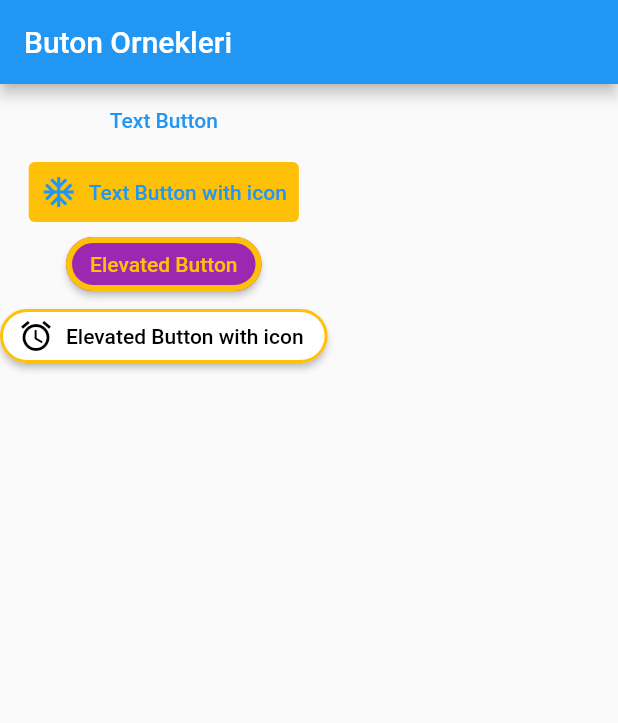
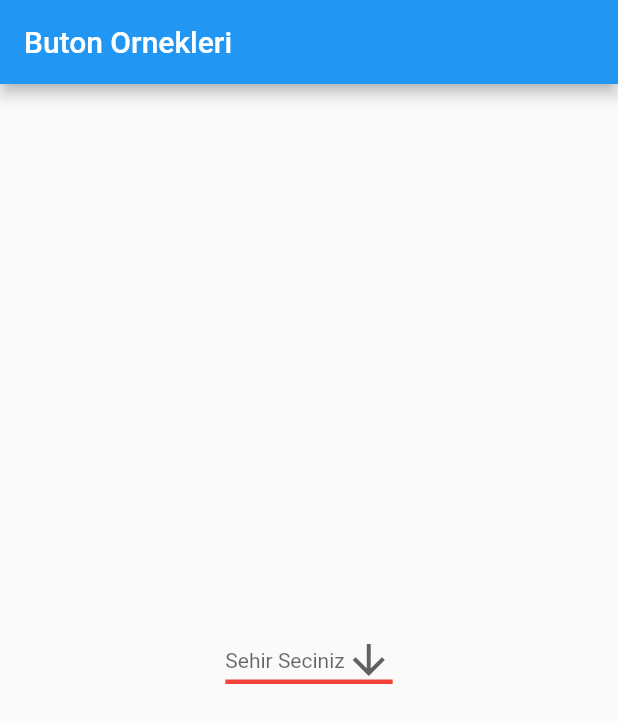
Before and after one commit to tahaturan/flutter_basis_widget, a Flutter app: the screen it shows after launch, on a phone screen of 412 x 824 dp. Shown: the top 723 px of the screen. Run offline on Flutter 3.47's test engine with Material 2 defaults, Android fonts, the light colour scheme and no system bars.

Commit message:
Dropdown Button Kullanimi

```diff
--- a/lib/main.dart
+++ b/lib/main.dart
@@ -1,5 +1,5 @@
 import 'package:flutter/material.dart';
-import 'package:flutter_temel_widget/view/basic_buttons.dart';
+import 'package:flutter_temel_widget/view/drop_down_button.dart';
 
 void main() => runApp(const MyApp());
 
@@ -28,7 +28,7 @@ class _MyAppState extends State<MyApp> {
         appBar: AppBar(
           title: const Text("Buton Ornekleri"),
         ),
-        body: BasicButtons(),
+        body: const DropDownButtonKullanimi(),
       ),
     );
   }
--- /dev/null
+++ b/lib/view/drop_down_button.dart
@@ -0,0 +1,53 @@
+import 'package:flutter/material.dart';
+
+class DropDownButtonKullanimi extends StatefulWidget {
+  const DropDownButtonKullanimi({Key? key}) : super(key: key);
+
+  @override
+  State<DropDownButtonKullanimi> createState() =>
+      _DropDownButtonKullanimiState();
+}
+
+class _DropDownButtonKullanimiState extends State<DropDownButtonKullanimi> {
+  String? _secilenSehir; //? burayi null tanimladik
+  @override
+  Widget build(BuildContext context) {
+    return Center(
+      child: DropdownButton<String>(
+        hint: const Text(
+            "Sehir Seciniz"), //todo: yukarida secilen sehiri null tanimladik ve ekranda ilk olarak bu yazinin gorunmesini istiyoruz
+        items: const [
+          DropdownMenuItem(
+            child: Text("Ankara Sehri"),
+            value: "ankara",
+          ),
+          DropdownMenuItem(
+            child: Text("Bursa Sehri"),
+            value: "izmir",
+          ),
+          DropdownMenuItem(
+            child: Text("Aydin Sehri"),
+            value: "aydin",
+          ),
+        ],
+        value: _secilenSehir,
+        onChanged: (String? yeni) {
+          //todo: secme islemlerimizi yaptigimiz yer
+          setState(() {
+            _secilenSehir = yeni!;
+          });
+        },
+        icon: const Icon(Icons.arrow_downward),
+        //todo: yandaki ikonu degistidik
+        iconSize: 32, //todo: ikon boyutunu belirledik
+        style: const TextStyle(color: Colors.blueAccent),
+        //todo: yazilarin rengini degistidik
+        underline: Container(
+          //todo: altindaki cigiziyi duzenledik illa continer koymamiza gerek yok!!
+          height: 3,
+          color: Colors.red,
+        ),
+      ),
+    );
+  }
+}
```
